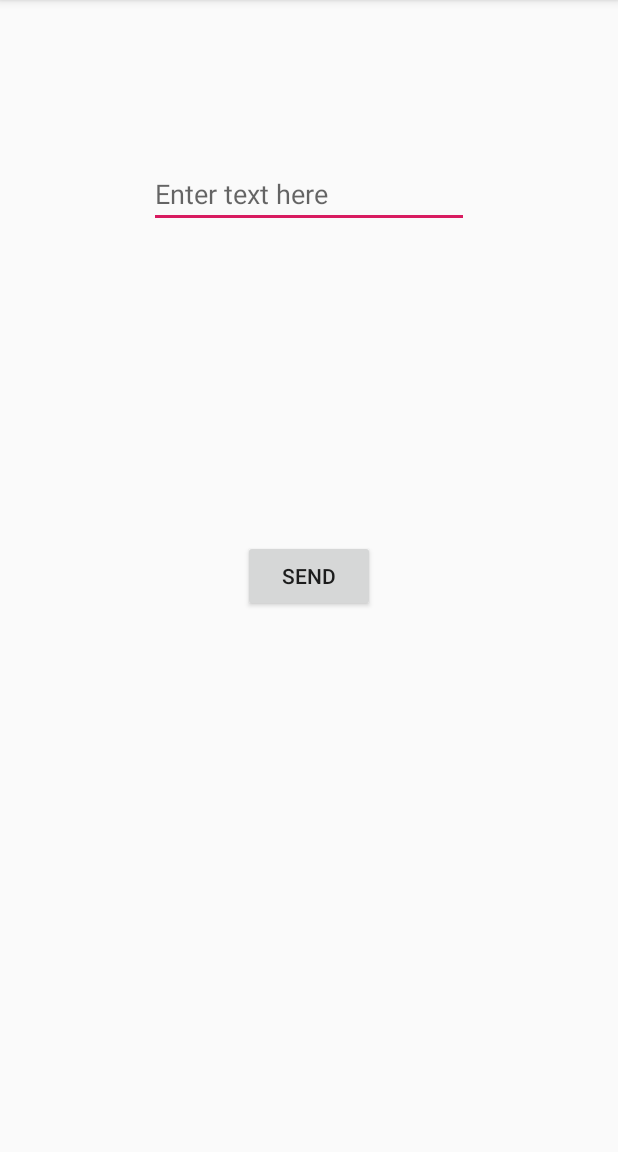
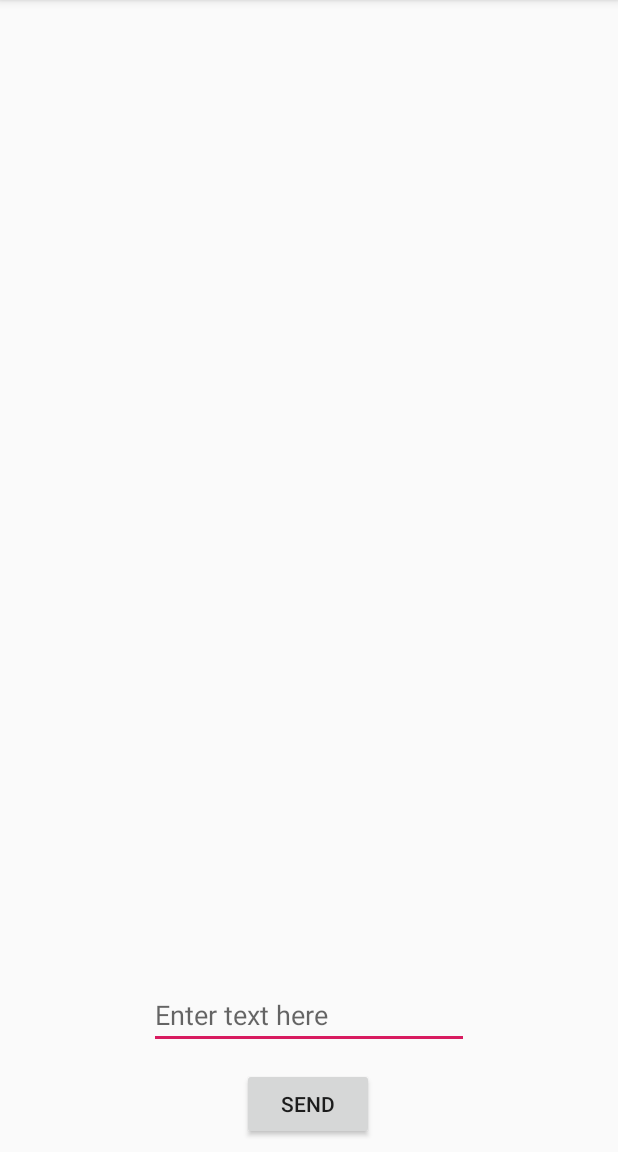
Before and after one commit to yerez29/post_pc, an Android app: the screen it shows after launch (MainActivity), after a tap on "SEND", on a phone screen of 412 x 824 dp, the part 84-1236 px from its top. Run offline under Robolectric (Android 15) with nearby library versions, the phone set to English and light mode, and no system bars.

Commit message:
finished ex2

```diff
--- a/app/build.gradle
+++ b/app/build.gradle
@@ -25,4 +25,5 @@ dependencies {
     testImplementation 'junit:junit:4.12'
     androidTestImplementation 'com.android.support.test:runner:1.0.2'
     androidTestImplementation 'com.android.support.test.espresso:espresso-core:3.0.2'
+    implementation 'com.android.support:recyclerview-v7:28.0.0'
 }
--- a/app/src/main/AndroidManifest.xml
+++ b/app/src/main/AndroidManifest.xml
@@ -8,6 +8,7 @@
         android:label="@string/app_name"
         android:roundIcon="@mipmap/ic_launcher_round"
         android:supportsRtl="true"
+        android:configChanges="keyboardHidden|orientation|screenSize"
         android:theme="@style/AppTheme" >
         <activity android:name=".MainActivity" >
             <intent-filter>
--- a/app/src/main/java/com/example/firststeptoselfchat/MainActivity.java
+++ b/app/src/main/java/com/example/firststeptoselfchat/MainActivity.java
@@ -1,28 +1,77 @@
 package com.example.firststeptoselfchat;
 
+import android.content.Context;
 import android.support.v7.app.AppCompatActivity;
 import android.os.Bundle;
+import android.support.v7.widget.DividerItemDecoration;
+import android.support.v7.widget.LinearLayoutManager;
+import android.support.v7.widget.RecyclerView;
 import android.view.View;
 import android.widget.Button;
 import android.widget.EditText;
 import android.widget.TextView;
+import android.widget.Toast;
 
-public class MainActivity extends AppCompatActivity {
+import java.util.ArrayList;
+import java.util.Iterator;
+
+public class MainActivity extends AppCompatActivity{
     public static final String EMPTY_STRING = "";
+    public static final String ERROR_MSG = "you can't send an empty message, oh silly!";
+    public MyRecyclerViewAdapter adapter;
+    private ArrayList<String> messages = new ArrayList<>();
     @Override
     protected void onCreate(Bundle savedInstanceState) {
         super.onCreate(savedInstanceState);
         setContentView(R.layout.activity_main);
         Button sendBtn = findViewById(R.id.button);
+        Context context = getApplicationContext();
+        CharSequence text = ERROR_MSG;
+        int duration = Toast.LENGTH_SHORT;
+        final Toast toast = Toast.makeText(context, text, duration);
+//        final ArrayList<String> messages = new ArrayList<>();
+        final RecyclerView recyclerView = findViewById(R.id.my_recycle_view);
+        if (messages.size() > 0)
+        {
+            recyclerView.scrollToPosition(messages.size() - 1);
+        }
+        final LinearLayoutManager manager = new LinearLayoutManager(this);
+        recyclerView.setLayoutManager(manager);
+        adapter = new MyRecyclerViewAdapter(this, messages);
+        recyclerView.setAdapter(adapter);
+        DividerItemDecoration dividerItemDecoration = new DividerItemDecoration(recyclerView.getContext(),
+                manager.getOrientation());
+        recyclerView.addItemDecoration(dividerItemDecoration);
         sendBtn.setOnClickListener(new View.OnClickListener() {
             @Override
             public void onClick(View v) {
                 EditText inputText = findViewById(R.id.editText);
-                TextView outputText = findViewById(R.id.outputText);
                 String outputStr = inputText.getText().toString();
                 inputText.setText(EMPTY_STRING);
-                outputText.setText(outputStr);
+                if (outputStr.equals(EMPTY_STRING)){
+                    toast.show();
+                }
+                else {
+                    messages.add(outputStr);
+                    adapter.notifyDataSetChanged();
+                    recyclerView.scrollToPosition(messages.size() - 1);
+                }
             }
         });
     }
+    @Override
+    public void onSaveInstanceState(Bundle savedInstanceState) {
+        savedInstanceState.putStringArrayList("key", messages);
+        super.onSaveInstanceState(savedInstanceState);
+    }
+
+    @Override
+    public void onRestoreInstanceState(Bundle savedInstanceState) {
+
+        super.onRestoreInstanceState(savedInstanceState);
+        if (savedInstanceState.getStringArrayList("key") != null)
+        {
+            messages.addAll(savedInstanceState.getStringArrayList("key"));
+        }
+    }
 }
--- /dev/null
+++ b/app/src/main/java/com/example/firststeptoselfchat/MyRecyclerViewAdapter.java
@@ -0,0 +1,45 @@
+package com.example.firststeptoselfchat;
+import android.content.Context;
+import android.support.v7.widget.RecyclerView;
+import android.view.LayoutInflater;
+import android.view.View;
+import android.view.ViewGroup;
+import android.widget.TextView;
+
+import java.util.List;
+
+public class MyRecyclerViewAdapter extends RecyclerView.Adapter<MyRecyclerViewAdapter.ViewHolder> {
+
+    private List<String> recycleData;
+    private LayoutInflater recycleInflater;
+
+    MyRecyclerViewAdapter(Context context, List<String> data) {
+        this.recycleInflater = LayoutInflater.from(context);
+        this.recycleData = data;
+    }
+
+    @Override
+    public ViewHolder onCreateViewHolder(ViewGroup parent, int viewType) {
+        View view = recycleInflater.inflate(R.layout.item_one_message, parent, false);
+        return new ViewHolder(view);
+    }
+
+    @Override
+    public void onBindViewHolder(ViewHolder holder, int position) {
+        String str = recycleData.get(position);
+        holder.myTextView.setText(str);
+    }
+
+    @Override
+    public int getItemCount() {
+        return recycleData.size();
+    }
+
+    public class ViewHolder extends RecyclerView.ViewHolder{
+        TextView myTextView;
+        ViewHolder(View itemView) {
+            super(itemView);
+            myTextView = itemView.findViewById(R.id.textView);
+        }
+    }
+}
--- a/app/src/main/res/layout/activity_main.xml
+++ b/app/src/main/res/layout/activity_main.xml
@@ -5,23 +5,6 @@
     android:layout_width="match_parent"
     android:layout_height="match_parent"
     tools:context=".MainActivity">
-
-    <TextView
-        android:id="@+id/outputText"
-        android:layout_width="wrap_content"
-        android:layout_height="wrap_content"
-        android:layout_marginStart="8dp"
-        android:layout_marginLeft="8dp"
-        android:layout_marginTop="8dp"
-        android:layout_marginEnd="8dp"
-        android:layout_marginRight="8dp"
-        android:layout_marginBottom="8dp"
-        android:freezesText="true"
-        android:textSize="20sp"
-        app:layout_constraintBottom_toTopOf="@+id/button"
-        app:layout_constraintEnd_toEndOf="parent"
-        app:layout_constraintStart_toStartOf="parent"
-        app:layout_constraintTop_toBottomOf="@+id/editText" />
 
     <Button
         android:id="@+id/button"
@@ -36,8 +19,10 @@
         android:text="Send"
         app:layout_constraintBottom_toBottomOf="parent"
         app:layout_constraintEnd_toEndOf="parent"
+        app:layout_constraintHorizontal_bias="0.498"
         app:layout_constraintStart_toStartOf="parent"
-        app:layout_constraintTop_toTopOf="parent" />
+        app:layout_constraintTop_toTopOf="parent"
+        app:layout_constraintVertical_bias="1.0" />
 
     <EditText
         android:id="@+id/editText"
@@ -56,6 +41,22 @@
         app:layout_constraintEnd_toEndOf="parent"
         app:layout_constraintStart_toStartOf="parent"
         app:layout_constraintTop_toTopOf="parent"
-        app:layout_constraintVertical_bias="0.33" />
+        app:layout_constraintVertical_bias="0.993" />
+
+    <android.support.v7.widget.RecyclerView
+        android:id="@+id/my_recycle_view"
+        android:layout_width="0dp"
+        android:layout_height="0dp"
+        android:layout_marginStart="8dp"
+        android:layout_marginLeft="8dp"
+        android:layout_marginTop="8dp"
+        android:layout_marginEnd="8dp"
+        android:layout_marginRight="8dp"
+        android:layout_marginBottom="8dp"
+        app:layout_constraintBottom_toTopOf="@+id/editText"
+        app:layout_constraintEnd_toEndOf="parent"
+        app:layout_constraintHorizontal_bias="0.0"
+        app:layout_constraintStart_toStartOf="parent"
+        app:layout_constraintTop_toTopOf="parent" />
 
 </android.support.constraint.ConstraintLayout>
```
Also changed, not shown: app/src/main/res/layout/item_one_message.xml (added, +20 -0 lines), 2 other files.
